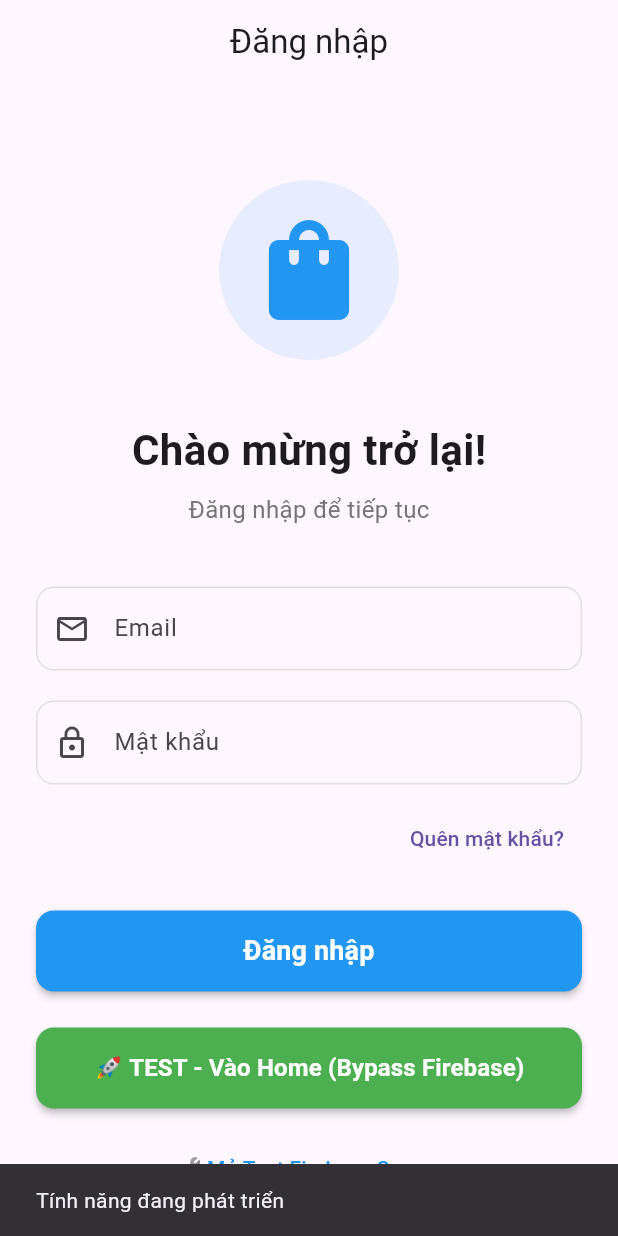
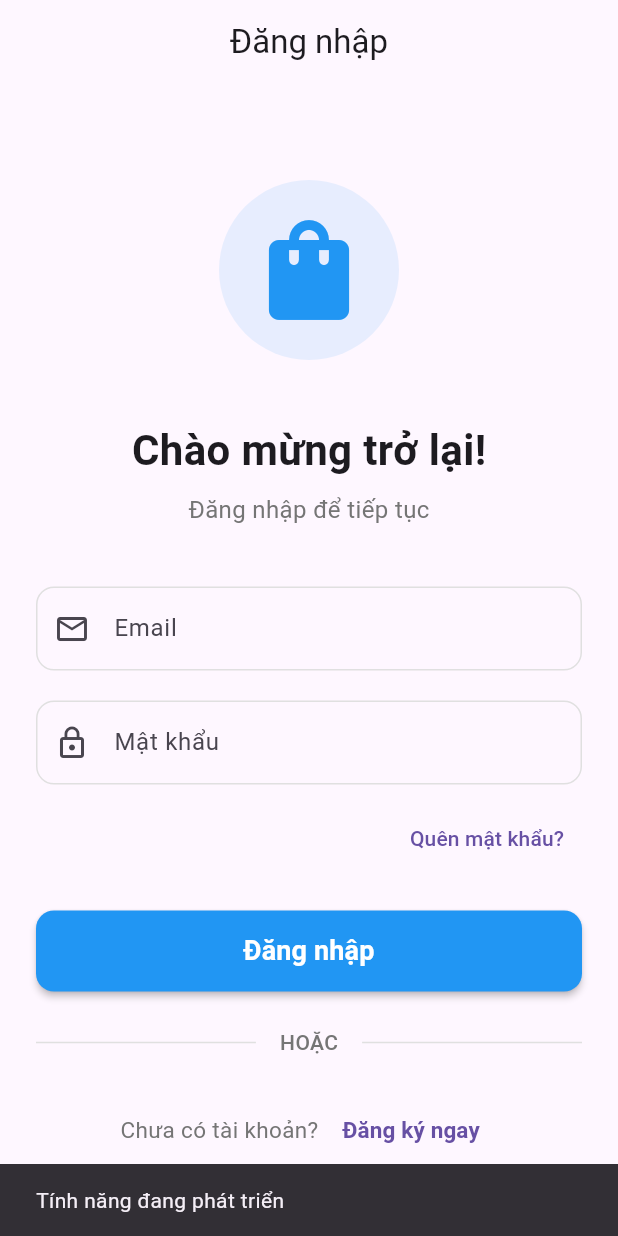
Before and after one commit to Bui-DangKhoa/-n-L-p-tr-nh-di-ng-n-ng-cao, a Flutter app: the screen it shows after launch, after a tap on "Quên mật khẩu?", on a phone screen of 412 x 824 dp. Run offline on Flutter 3.47's test engine with Material 3 defaults, Android fonts, the light colour scheme and no system bars; our stand-ins replace cloud_firestore, firebase_auth, firebase_core, firebase_storage, shared_preferences; accounts and stored records are empty.

Commit message:
Remove test buttons and test code from login screen and services

```diff
--- a/lib/main.dart
+++ b/lib/main.dart
@@ -17,13 +17,7 @@ import 'screens/account/change_password_screen.dart'; // ✅ Thêm import change
 
 void main() async {
   WidgetsFlutterBinding.ensureInitialized();
-  await Firebase.initializeApp(
-    options: DefaultFirebaseOptions.currentPlatform, // ✅ Thêm options
-  );
-
-  // ❌ Tạm thời tắt Firestore initialization để test
-  // FirestoreService.initializeForWeb();
-  // await FirestoreService.testConnection();
+  await Firebase.initializeApp(options: DefaultFirebaseOptions.currentPlatform);
 
   runApp(
     MultiProvider(
--- a/lib/screens/auth/login_screen.dart
+++ b/lib/screens/auth/login_screen.dart
@@ -226,49 +226,6 @@ class _LoginScreenState extends State<LoginScreen> {
                   ),
                   const SizedBox(height: 24),
 
-                  // Test Button để bypass Firebase (tạm thời)
-                  SizedBox(
-                    width: double.infinity,
-                    height: 54,
-                    child: ElevatedButton(
-                      onPressed: () {
-                        // Bypass Firebase và đi thẳng vào home
-                        Navigator.pushReplacementNamed(context, "/home");
-                      },
-                      style: ElevatedButton.styleFrom(
-                        backgroundColor: Colors.green,
-                        foregroundColor: Colors.white,
-                        shape: RoundedRectangleBorder(
-                          borderRadius: BorderRadius.circular(12),
-                        ),
-                        elevation: 2,
-                      ),
-                      child: const Text(
-                        "🚀 TEST - Vào Home (Bypass Firebase)",
-                        style: TextStyle(
-                          fontSize: 16,
-                          fontWeight: FontWeight.bold,
-                        ),
-                      ),
-                    ),
-                  ),
-                  const SizedBox(height: 16),
-
-                  // Test Screen Button
-                  TextButton(
-                    onPressed: () {
-                      Navigator.pushReplacementNamed(context, "/test");
-                    },
-                    child: const Text(
-                      "🔧 Mở Test Firebase Screen",
-                      style: TextStyle(
-                        color: Colors.blue,
-                        decoration: TextDecoration.underline,
-                      ),
-                    ),
-                  ),
-                  const SizedBox(height: 24),
-
                   // Divider
                   Row(
                     children: [
--- a/lib/services/firestore_service.dart
+++ b/lib/services/firestore_service.dart
@@ -154,18 +154,4 @@ class FirestoreService {
       print('⚠️ [Firestore] Error configuring web settings: $e');
     }
   }
-
-  /// Test connection cơ bản
-  static Future<void> testConnection() async {
-    try {
-      print('🔍 [Firestore] Testing basic connection...');
-
-      // Test với một collection đơn giản
-      await _firestore.collection('_test').limit(1).get().timeout(_timeout);
-
-      print('✅ [Firestore] Connection test successful');
-    } catch (e) {
-      print('🚨 [Firestore] Connection test failed: $e');
-    }
-  }
 }
```
